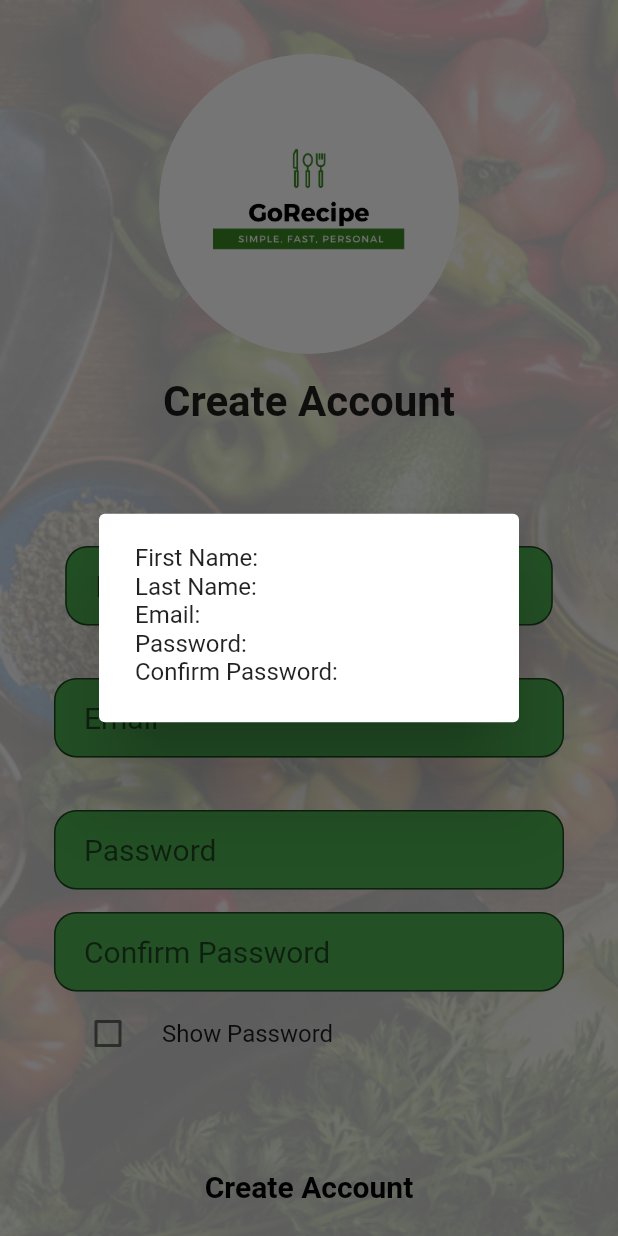
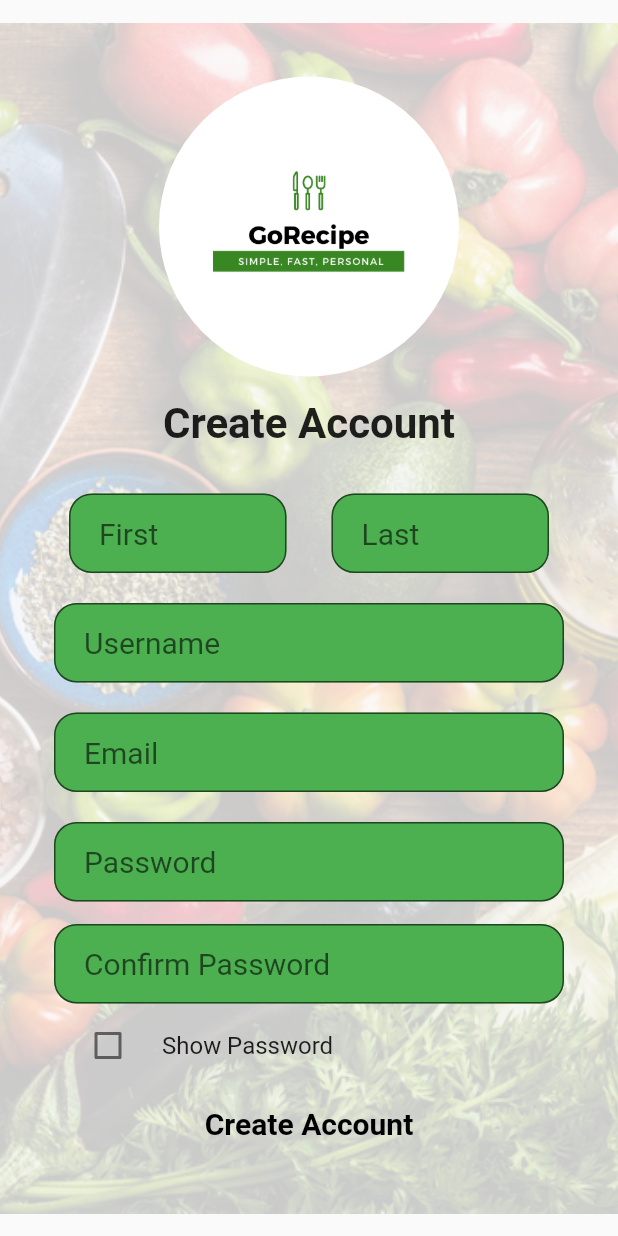
Before and after one commit to Capstone-Projects-2022-Spring/project-gorecipe, a Flutter app: the CreateAccount screen opened directly, after a tap on "Create Account", on a phone screen of 412 x 824 dp. Run offline on Flutter 3.47's test engine with Material 2 defaults, Android fonts, the phone set to English and light mode, and no system bars; our stand-ins replace camera, shared_preferences; accounts and stored records are empty; network calls fail; Roboto replaces fonts that are missing (Montserrat).

Commit message:
Touch up create account page

```diff
--- a/GoRECIPE/gorecipe/lib/Screens/create_account.dart
+++ b/GoRECIPE/gorecipe/lib/Screens/create_account.dart
@@ -1,7 +1,13 @@
 // ignore_for_file: file_names
 
 import 'package:flutter/material.dart';
+import 'dart:typed_data';
 
+import 'package:flutter/material.dart';
+import 'package:http/http.dart' as http;
+import 'package:shared_preferences/shared_preferences.dart';
+import 'package:http_parser/http_parser.dart';
+import 'dart:convert';
 //place holder for create account page
 
 //linked to the create account button on login page
@@ -34,6 +40,7 @@ class _CreateAccount extends State<CreateAccount> {
   final lastNameController = TextEditingController();
   final emailController = TextEditingController();
   final passwordController = TextEditingController();
+  final usernameController = TextEditingController();
   final confirmPasswordController = TextEditingController();
 
   // ignore: unused_element
@@ -50,7 +57,56 @@ class _CreateAccount extends State<CreateAccount> {
 
   @override
   Widget build(BuildContext context) {
-    //Fields and text to create later on
+    signup(firstName, lastName, username, email, password) async {
+      SharedPreferences prefs = await SharedPreferences.getInstance();
+      setState(() {});
+      print("Calling Create Acc");
+
+      Map<String, dynamic> data = {
+        'email': email,
+        'password': password,
+        'firstname': lastName,
+        'lastName': firstName,
+        'username': username,
+        'savedRecipes': [],
+        'favoriteIngredients': [],
+        'dietaryRestrictions': [],
+        'birthDate': '2022-03-13',
+      };
+
+      String encoded = jsonEncode(data);
+
+      print(data.toString());
+      final response = await http.post(
+        Uri.parse('http://gorecipe.us-east-2.elasticbeanstalk.com/api/users/'),
+        headers: {
+          "Accept": "application/json",
+          "Content-Type": "application/json",
+        },
+        body: encoded,
+      );
+      print(response.statusCode);
+      print(response.body);
+      if (response.statusCode == 201) {
+        setState(() {});
+        Map<String, dynamic> userData = jsonDecode(response.body);
+        print(userData);
+        if (!userData['error']) {
+          Map<String, dynamic> user = userData['data'];
+          print(user);
+          //savePref(1, user['name'], user['email'], user['id']);
+
+        } else {
+          print(" ${userData['message']}");
+        }
+        ScaffoldMessenger.of(context)
+            .showSnackBar(SnackBar(content: Text("${userData['message']}")));
+      } else {
+        ScaffoldMessenger.of(context)
+            .showSnackBar(const SnackBar(content: Text("Please Try again")));
+      }
+    }
+
     const headerText = Text(
       "Create Account",
       textAlign: TextAlign.center,
@@ -61,7 +117,7 @@ class _CreateAccount extends State<CreateAccount> {
     );
 
     final firstNameField = SizedBox(
-      width: 150.0,
+      width: 145.0,
       child: TextField(
         controller: firstNameController,
         obscureText: false,
@@ -76,7 +132,7 @@ class _CreateAccount extends State<CreateAccount> {
       ),
     );
     final lastNameField = SizedBox(
-      width: 150.0,
+      width: 145.0,
       child: TextField(
         controller: lastNameController,
         obscureText: false,
@@ -89,6 +145,18 @@ class _CreateAccount extends State<CreateAccount> {
             border:
                 OutlineInputBorder(borderRadius: BorderRadius.circular(15.0))),
       ),
+    );
+    final usernameField = TextField(
+      controller: usernameController,
+      obscureText: false,
+      style: style,
+      decoration: InputDecoration(
+          fillColor: Colors.green,
+          filled: true,
+          contentPadding: const EdgeInsets.fromLTRB(20.0, 15.0, 20.0, 15.0),
+          hintText: "Username",
+          border:
+              OutlineInputBorder(borderRadius: BorderRadius.circular(15.0))),
     );
     final emailField = TextField(
       controller: emailController,
@@ -134,17 +202,12 @@ class _CreateAccount extends State<CreateAccount> {
           style:
               style.copyWith(color: Colors.black, fontWeight: FontWeight.bold)),
       onPressed: () {
-        showDialog(
-          context: context,
-          builder: (context) {
-            return AlertDialog(
-              // Retrieve the text that the user has entered by using the
-              // TextEditingController.
-              content: Text(
-                  'First Name: ${firstNameController.text}\nLast Name: ${lastNameController.text} \nEmail: ${emailController.text} \nPassword: ${passwordController.text} \nConfirm Password: ${confirmPasswordController.text}'),
-            );
-          },
-        );
+        signup(
+            firstNameController.text,
+            lastNameController.text,
+            usernameController.text,
+            emailController.text,
+            passwordController.text);
       },
     );
 
@@ -192,7 +255,7 @@ class _CreateAccount extends State<CreateAccount> {
                 const SizedBox(height: 15.0),
                 headerText,
                 const SizedBox(
-                  height: 80.0,
+                  height: 30.0,
                 ),
                 Row(
                   mainAxisAlignment: MainAxisAlignment.spaceEvenly,
@@ -203,11 +266,15 @@ class _CreateAccount extends State<CreateAccount> {
                   ],
                 ),
                 const SizedBox(
-                  height: 35.0,
+                  height: 20.0,
+                ),
+                usernameField,
+                const SizedBox(
+                  height: 20.0,
                 ),
                 emailField,
                 const SizedBox(
-                  height: 35.0,
+                  height: 20.0,
                 ),
                 passwordField,
                 const SizedBox(
@@ -215,9 +282,6 @@ class _CreateAccount extends State<CreateAccount> {
                 ),
                 confirmPasswordField,
                 passwordCheckbox,
-                const SizedBox(
-                  height: 50.0,
-                ),
                 createAccountButton,
               ],
             ),
--- a/GoRECIPE/gorecipe/lib/Screens/home_screen.dart
+++ b/GoRECIPE/gorecipe/lib/Screens/home_screen.dart
@@ -1,6 +1,6 @@
 import 'package:flutter/material.dart';
 // ignore: unused_import
-import 'package:gorecipe/Screens/forgot_password.dart';
+//import 'package:gorecipe/Screens/forgot_password.dart';
 //import 'package:gorecipe/Screens/forgot_password.dart';
 import 'package:gorecipe/Screens/profile.dart';
 import 'package:gorecipe/Screens/scan_home_page.dart';
--- a/GoRECIPE/gorecipe/lib/Screens/scan_home_page.dart
+++ b/GoRECIPE/gorecipe/lib/Screens/scan_home_page.dart
@@ -1,5 +1,6 @@
 import 'package:flutter/material.dart';
 import 'package:gorecipe/Screens/profile.dart';
+import 'package:gorecipe/Screens/scan_screen.dart';
 
 import 'package:gorecipe/Screens/welcome_screen.dart';
 import 'package:gorecipe/Screens/home_screen.dart';
@@ -91,7 +92,7 @@ class _MyStatefulWidgetState extends State<ScanHomeScreen> {
           Navigator.push(
             context,
             //CHANGE THIS TO THE NEXT SCAN PAGE
-            MaterialPageRoute(builder: (context) => const HomeScreen()),
+            MaterialPageRoute(builder: (context) => const ScanScreen()),
           );
         },
         child: Text("Start Scan",
@@ -130,18 +131,18 @@ class _MyStatefulWidgetState extends State<ScanHomeScreen> {
         child: ListView(
           padding: EdgeInsets.zero,
           children: <Widget>[
-            // DrawerHeader(
-            //   decoration: BoxDecoration(
-            //     color: Colors.green,
-            //   ),
-            //   child: Text(
-            //     'GoRecipe',
-            //     style: TextStyle(
-            //       color: Colors.white,
-            //       fontSize: 24,
-            //     ),
-            //   ),
-            // ),
+            const DrawerHeader(
+              decoration: BoxDecoration(
+                color: Colors.green,
+              ),
+              child: Text(
+                'GoRecipe',
+                style: TextStyle(
+                  color: Colors.white,
+                  fontSize: 24,
+                ),
+              ),
+            ),
             ListTile(
                 leading: const Icon(Icons.home),
                 title: const Text('Home'),
@@ -149,7 +150,7 @@ class _MyStatefulWidgetState extends State<ScanHomeScreen> {
                   Navigator.push(
                       context,
                       MaterialPageRoute(
-                          builder: (context) => const ScanHomeScreen(
+                          builder: (context) => const HomeScreen(
                                 key: ObjectKey('welcome page'),
                               )));
 
@@ -166,17 +167,14 @@ class _MyStatefulWidgetState extends State<ScanHomeScreen> {
               leading: Icon(Icons.set_meal),
               title: Text('Set Food Preference'),
             ),
-
             const ListTile(
               leading: Icon(Icons.book),
               title: Text('MyCookBook'),
             ),
-
             const ListTile(
               leading: Icon(Icons.calendar_today_outlined),
               title: Text('Calendar'),
             ),
-
             ListTile(
               leading: const Icon(Icons.settings),
               title: const Text('Settings'),
@@ -189,7 +187,6 @@ class _MyStatefulWidgetState extends State<ScanHomeScreen> {
                             title: 'profile page')));
               },
             ),
-
             ListTile(
                 leading: const Icon(Icons.help_center),
                 title: const Text('Help'),
@@ -201,7 +198,6 @@ class _MyStatefulWidgetState extends State<ScanHomeScreen> {
                               key: ObjectKey('welcome page'),
                               title: 'welcome page')));
                 }),
-
             ListTile(
                 leading: const Icon(Icons.logout),
                 title: const Text('Log Out'),
```
